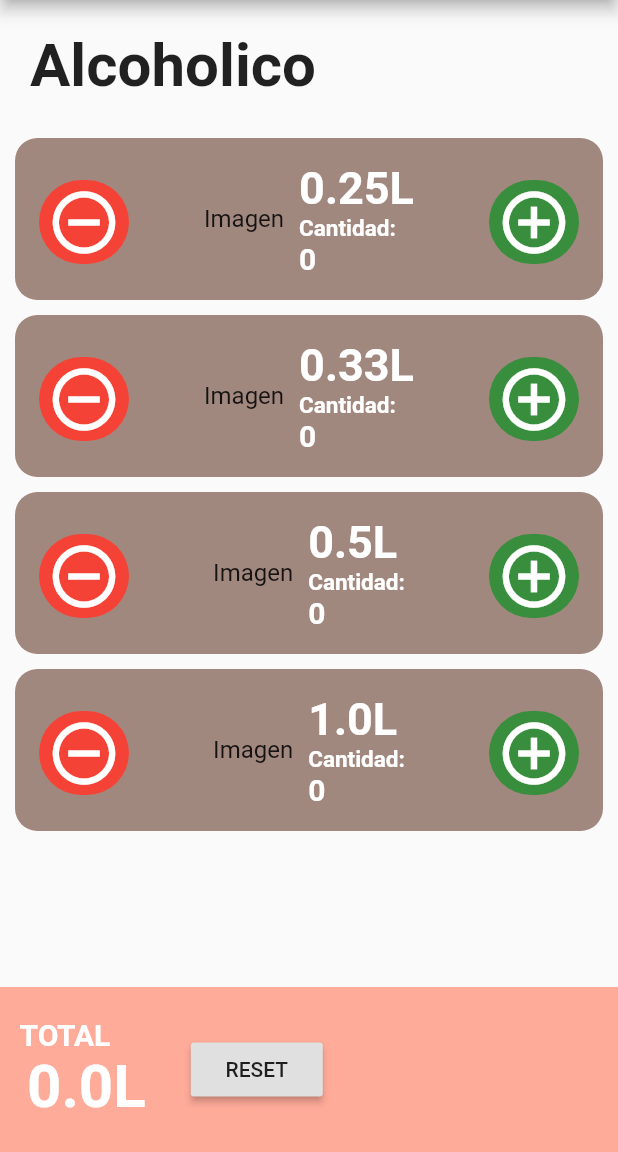
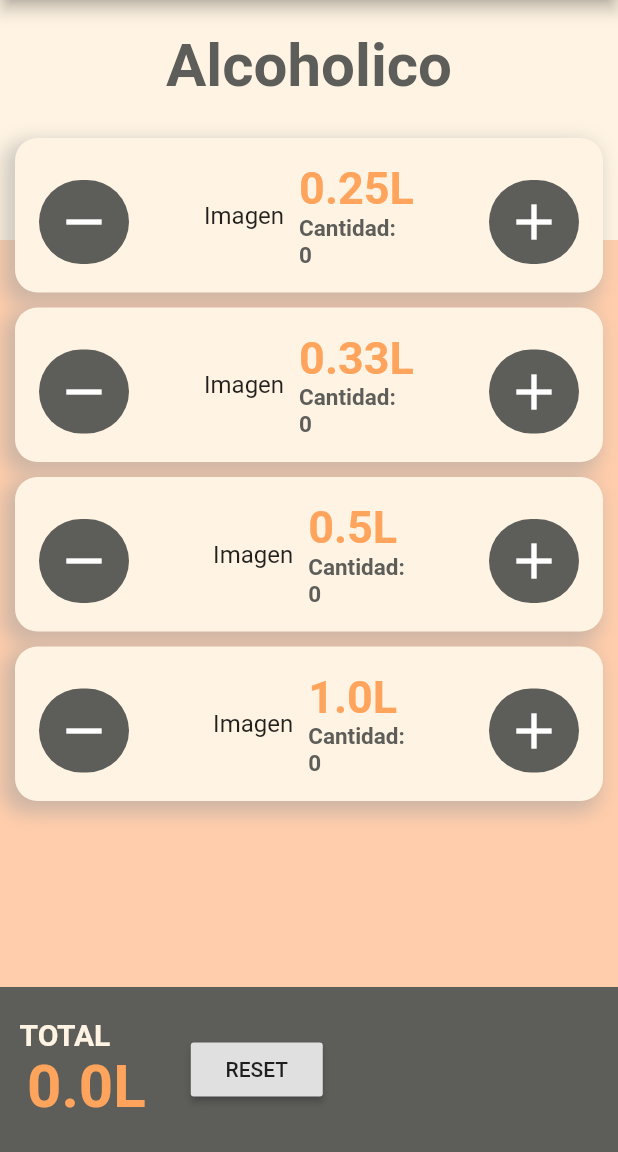
Before and after one commit to SergioMorenoAntequera/HangoverCalculator, a Flutter app: the screen it shows after launch, on a phone screen of 412 x 824 dp, the part 84-1236 px from its top. Run offline on Flutter 3.47's test engine with Material 2 defaults, Android fonts, the phone set to English and light mode, and no system bars; Roboto replaces fonts that are missing (Hind).

Commit message:
Updated colors

```diff
--- a/lib/screens/mainPage.dart
+++ b/lib/screens/mainPage.dart
@@ -18,28 +18,40 @@ class _MainPageState extends State<MainPage> {
 
   @override
   Widget build(BuildContext context) {
+    AppBar appbar = new AppBar(
+      title: Text("Hangover Calculator"),
+    );
+
     return Scaffold(
       appBar: appbar,
+      backgroundColor: Theme.of(context).backgroundColor,
       // body:
       body: Stack(
         children: <Widget>[
-          Container(
-            color: Colors.red,
-            width: 300,
-            height: 300,
-            child: Text("TEST"),
-          ),
-
           // App background I guess
           Container(
-            color: Colors.grey[50],
+            // color: Colors.grey[50],
             child: ListView(
               children: <Widget>[
+                Stack(
+                  children: [
+                    Container(
+                      color: Theme.of(context).primaryColor,
+                      height: 160,
+                      width: 900,
+                    ),
+                    Column(
+                      children: [
+                        // Alcholico title on top of the list
                         Container(
                           padding: EdgeInsets.all(20),
                           child: Text(
                             "Alcoholico",
-                    style: TextStyle(fontSize: 40, fontWeight: FontWeight.bold),
+                            style: TextStyle(
+                              fontSize: 40,
+                              fontWeight: FontWeight.bold,
+                              color: Theme.of(context).primaryColorDark,
+                            ),
                           ),
                         ),
                         Beer(
@@ -72,7 +84,11 @@ class _MainPageState extends State<MainPage> {
                         ),
                         SizedBox(
                           height: 115,
-                )
+                        ),
+                      ],
+                    ),
+                  ],
+                ),
               ],
             ),
           ),
@@ -81,7 +97,7 @@ class _MainPageState extends State<MainPage> {
           Align(
             alignment: Alignment.bottomCenter,
             child: Container(
-              color: Color(0xffFFAB99),
+              color: Theme.of(context).primaryColorDark,
               padding:
                   EdgeInsets.only(top: 20, bottom: 20, left: 13, right: 13),
               child: Row(
@@ -95,10 +111,9 @@ class _MainPageState extends State<MainPage> {
                       children: <Widget>[
                         Text(
                           "TOTAL",
-                          // style: Theme.of(context).textTheme.headline2,
                           style: TextStyle(
                             fontSize: 20,
-                            color: Colors.white,
+                            color: Theme.of(context).primaryColor,
                             fontWeight: FontWeight.bold,
                           ),
                         ),
@@ -108,7 +123,7 @@ class _MainPageState extends State<MainPage> {
                             "${formatTotal()}L",
                             style: TextStyle(
                               fontSize: 40,
-                              color: Colors.white,
+                              color: Theme.of(context).accentColor,
                               fontWeight: FontWeight.bold,
                             ),
                           ),
@@ -150,10 +165,25 @@ class _MainPageState extends State<MainPage> {
     });
   }
 
-  removeDrinks(double amount) {
+  void removeDrinks(double amount) {
     setState(() {
       if (_totalDrinks >= amount) {
         _totalDrinks -= amount;
+        switch (amount.toString()) {
+          case "0.25":
+            amount025--;
+            break;
+          case "0.33":
+            amount033--;
+            break;
+          case "0.5":
+            amount050--;
+            break;
+          case "1.0":
+            amount100--;
+            break;
+          default:
+        }
       }
     });
   }
@@ -176,8 +206,4 @@ class _MainPageState extends State<MainPage> {
     int indexAux = this._totalDrinks.toString().indexOf(".");
     return this._totalDrinks.toString().substring(0, indexAux + 3);
   }
-
-  AppBar appbar = new AppBar(
-    title: Text("Hangover Calculator"),
-  );
 }
--- a/lib/widgets/Beer.dart
+++ b/lib/widgets/Beer.dart
@@ -26,33 +26,35 @@ class _BeerState extends State<Beer> {
   Widget build(BuildContext context) {
     return Container(
       decoration: BoxDecoration(
-        color: Colors.brown[300],
+        color: Theme.of(context).primaryColor,
         borderRadius: BorderRadius.all(
           Radius.circular(15),
         ),
+        boxShadow: [
+          BoxShadow(
+            color: Colors.grey.withOpacity(0.5),
+            spreadRadius: 3,
+            blurRadius: 10,
+            offset: Offset(-5, 5), // changes position of shadow
+          ),
+        ],
       ),
       margin: EdgeInsets.only(top: 5, right: 10, bottom: 5, left: 10),
       padding: EdgeInsets.only(top: 12, bottom: 12),
       child: ListTile(
         //Sumar
         trailing: GestureDetector(
-          onTap: () => {
-            // setState(() {
-            //   this.amount++;
-            // }),
-            widget.addAction(widget.capacity)
-          },
+          onTap: () => {widget.addAction(widget.capacity)},
           child: Container(
             decoration: new BoxDecoration(
-              color: Colors.green[700],
+              color: Theme.of(context).primaryColorDark,
               borderRadius: new BorderRadius.all(
                 Radius.circular(40.0),
               ),
             ),
             width: 60,
             height: 60,
-            child:
-                Icon(Icons.add_circle_outline, color: Colors.white, size: 50),
+            child: Icon(Icons.add, color: Colors.white, size: 40),
           ),
         ),
         // Restar
@@ -65,15 +67,14 @@ class _BeerState extends State<Beer> {
           },
           child: Container(
             decoration: new BoxDecoration(
-              color: Colors.red,
+              color: Theme.of(context).primaryColorDark,
               borderRadius: new BorderRadius.all(
                 Radius.circular(40.0),
               ),
             ),
             width: 60,
             height: 60,
-            child: Icon(Icons.remove_circle_outline,
-                color: Colors.white, size: 50),
+            child: Icon(Icons.remove, color: Colors.white, size: 40),
           ),
         ),
         // Información
@@ -82,10 +83,12 @@ class _BeerState extends State<Beer> {
           child: Row(
             mainAxisSize: MainAxisSize.min,
             children: <Widget>[
+              // Imagen
               Container(
                 padding: EdgeInsets.only(right: 10),
                 child: Text("Imagen"),
               ),
+              // La info en si
               Column(
                 crossAxisAlignment: CrossAxisAlignment.start,
                 children: <Widget>[
@@ -94,7 +97,7 @@ class _BeerState extends State<Beer> {
                     // style: Theme.of(context).textTheme.headline2,
                     style: TextStyle(
                       fontSize: 30,
-                      color: Colors.white,
+                      color: Theme.of(context).accentColor,
                       fontWeight: FontWeight.bold,
                     ),
                   ),
@@ -102,13 +105,17 @@ class _BeerState extends State<Beer> {
                     "Cantidad:",
                     style: TextStyle(
                       fontSize: 15,
-                      color: Colors.white,
+                      color: Theme.of(context).primaryColorDark,
                       fontWeight: FontWeight.bold,
                     ),
                   ),
                   Text(
                     widget.cuantity.toString(),
-                    style: Theme.of(context).textTheme.headline3,
+                    style: TextStyle(
+                      fontSize: 15,
+                      color: Theme.of(context).primaryColorDark,
+                      fontWeight: FontWeight.bold,
+                    ),
                   ),
                 ],
               )
```
Lines whose indentation alone changed are shown as unchanged.
